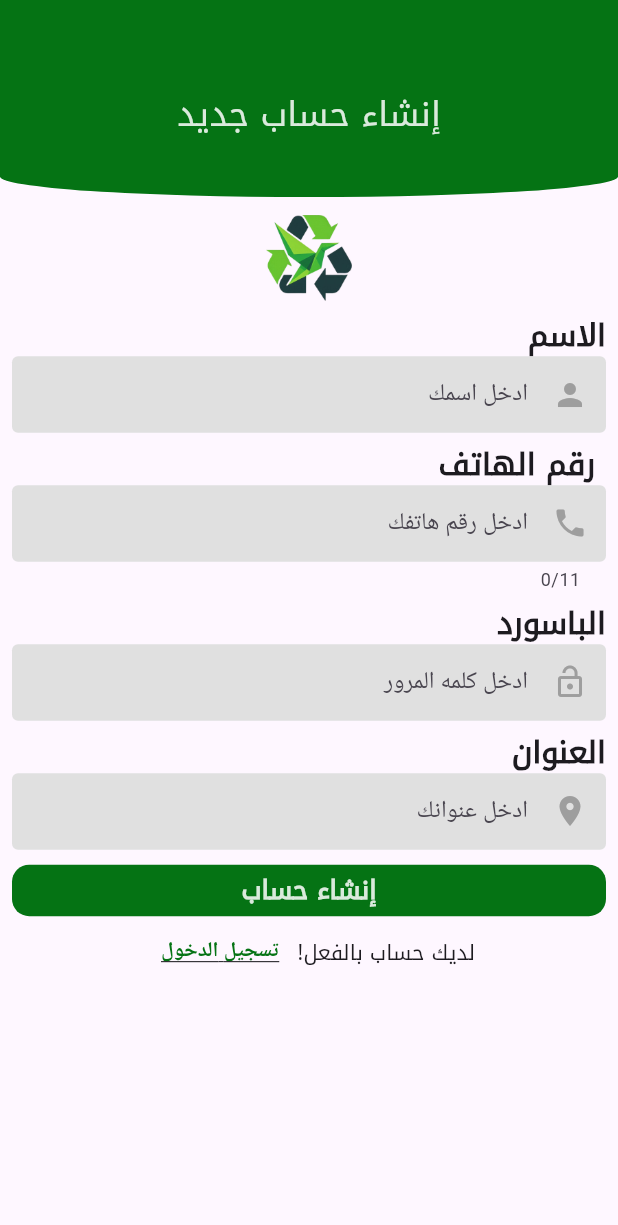
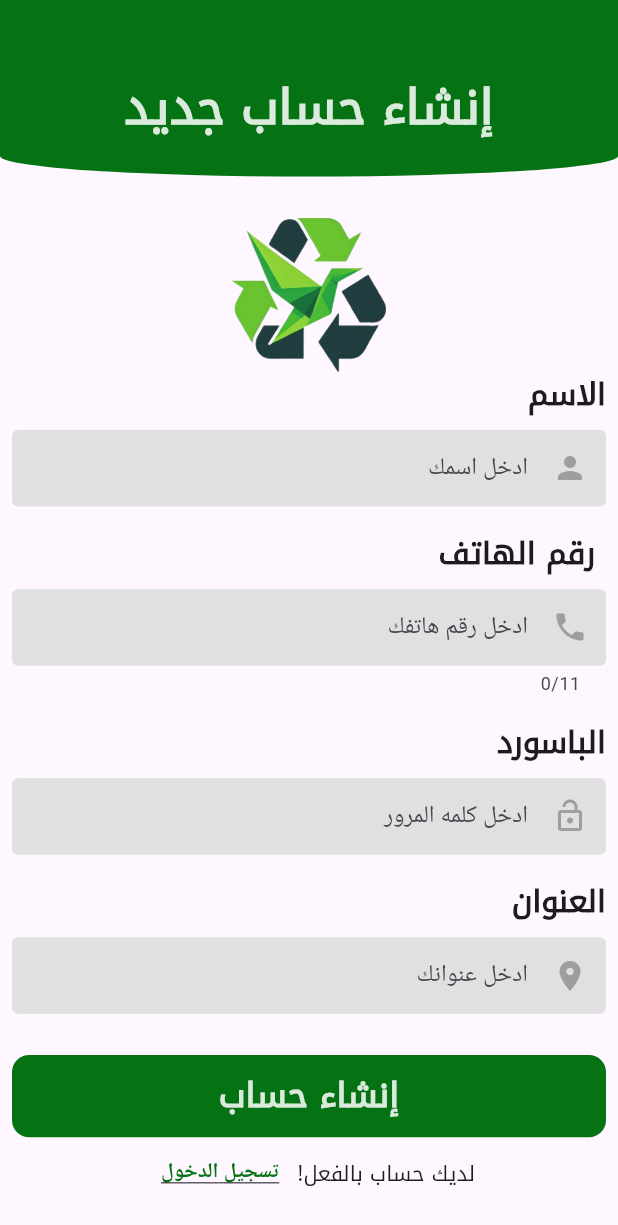
Before and after one commit to salahsaads/Origami_app-main, a Flutter app: the LoginScreen screen opened directly, after a tap on "تسجيل الدخول", after a tap on "إنشاء حساب جديد", on a phone screen of 412 x 824 dp. Shown: the top 1225 px of the screen. Run offline on Flutter 3.47's test engine with Material 3 defaults, Android fonts, the light colour scheme and no system bars; our stand-ins replace animated_splash_screen, awesome_dialog, bloc, cached_network_image, cloud_firestore, device_preview and 8 more; missing offline and left inert: encrypt, wolt_modal_sheet; accounts and stored records are empty; project files that could hold a hidden picture were left out.

Commit message:
adding responsive to authndication view

```diff
--- a/lib/core/widgets/custom_button.dart
+++ b/lib/core/widgets/custom_button.dart
@@ -16,7 +16,8 @@ class CustomButton extends StatelessWidget {
       onTap: ontap,
       child: Container(
         width: MediaQuery.sizeOf(context).width,
-        height: 30.w,
+        // height: 45.h,
+        height: MediaQuery.sizeOf(context).height / 15,
         decoration: BoxDecoration(
             color: kPrimarycolor,
             borderRadius: BorderRadius.circular(
@@ -26,7 +27,7 @@ class CustomButton extends StatelessWidget {
             child: Text(
           text,
           style: TextStyle(
-              fontSize: 15.sp,
+              fontSize: 20.sp,
               fontFamily: 'NotoKufiArabic',
               fontWeight: FontWeight.bold,
               color: kSecondarycolor),
--- a/lib/core/widgets/custom_itrro_appbar.dart
+++ b/lib/core/widgets/custom_itrro_appbar.dart
@@ -12,7 +12,7 @@ class CustomIntoAppbar extends StatelessWidget {
   @override
   Widget build(BuildContext context) {
     return Container(
-      height: 110.h,
+      height: MediaQuery.sizeOf(context).height / 7,
       width: MediaQuery.sizeOf(context).width,
       decoration: const BoxDecoration(
         color: kPrimarycolor,
@@ -24,14 +24,18 @@ class CustomIntoAppbar extends StatelessWidget {
       child: Column(
         children: [
           SizedBox(
-            height: 50.h,
+            height: MediaQuery.sizeOf(context).height / 17,
           ),
           Text(
             text!,
             style: TextStyle(
-                fontSize: 20.sp,
+                fontSize: 28.sp,
                 color: kSecondarycolor,
-                fontFamily: 'NotoKufiArabic'),
+                fontFamily: 'NotoKufiArabic',
+                fontWeight: FontWeight.w600),
+          ),
+          SizedBox(
+            height: MediaQuery.sizeOf(context).height / 100,
           ),
         ],
       ),
--- a/lib/core/widgets/custom_textfield.dart
+++ b/lib/core/widgets/custom_textfield.dart
@@ -40,6 +40,7 @@ class CustomTextField extends StatelessWidget {
                 fontWeight: FontWeight.w600,
               ),
             ),
+            SizedBox(height: 8.h),
             !obscure
                 ? TextFormField(
                     obscureText: obscure,
--- a/lib/features/auth/presentation/view/login_view.dart
+++ b/lib/features/auth/presentation/view/login_view.dart
@@ -57,11 +57,14 @@ class _LoginScreenState extends State<LoginScreen> {
                     text: "مرحبا بك",
                   ),
                   SizedBox(
-                    height: 10.h,
+                    height: MediaQuery.of(context).size.height / 20,
                   ),
                   Image.asset(
                     'assets/images/logo.png',
-                    width: 50.w,
+                    width: MediaQuery.of(context).size.width / 3,
+                  ),
+                  SizedBox(
+                    height: MediaQuery.of(context).size.height / 40,
                   ),
                   Form(
                       key: formstate,
@@ -79,7 +82,7 @@ class _LoginScreenState extends State<LoginScreen> {
                               maxLength: 11,
                             ),
                             SizedBox(
-                              height: 10.h,
+                              height: MediaQuery.of(context).size.height / 50,
                             ),
                             CustomTextField(
                               obscure: true,
@@ -89,7 +92,7 @@ class _LoginScreenState extends State<LoginScreen> {
                               controller: _passwordController,
                             ),
                             SizedBox(
-                              height: 20.h,
+                              height: MediaQuery.of(context).size.height / 35,
                             ),
                             CustomButton(
                               ontap: () async {
@@ -142,7 +145,10 @@ class _LoginScreenState extends State<LoginScreen> {
                             )
                           ],
                         ),
-                      ))
+                      )),
+                  SizedBox(
+                    height: MediaQuery.of(context).size.height / 35,
+                  ),
                 ],
               ),
             ),
--- a/lib/features/auth/presentation/view/register_view.dart
+++ b/lib/features/auth/presentation/view/register_view.dart
@@ -26,32 +26,21 @@ class RegisterScreen extends StatelessWidget {
           }
         },
         child: Scaffold(
-          body: RegisterBody(),
-        ));
-  }
-}
-
-class RegisterBody extends StatelessWidget {
-  const RegisterBody({
-    super.key,
-  });
-
-  @override
-  Widget build(BuildContext context) {
-    return SingleChildScrollView(
+            body: SingleChildScrollView(
           child: Column(
             children: [
               const CustomIntoAppbar(text: 'إنشاء حساب جديد'),
               SizedBox(
-            height: 10.h,
+                height: MediaQuery.of(context).size.height / 30,
               ),
               Image.asset(
                 'assets/images/logo.png',
-            width: 50.w,
+                width: MediaQuery.of(context).size.width / 3,
+                height: MediaQuery.of(context).size.width / 4,
               ),
               const RegisterForm()
             ],
           ),
-    );
+        )));
   }
 }
--- a/lib/features/auth/presentation/view/widgets/register_form.dart
+++ b/lib/features/auth/presentation/view/widgets/register_form.dart
@@ -45,7 +45,7 @@ class _RegisterFormState extends State<RegisterForm> {
     return Form(
       key: form,
       child: Padding(
-        padding: const EdgeInsets.all(8.0),
+        padding: const EdgeInsets.symmetric(horizontal: 8.0),
         child: Column(
           children: [
             CustomTextField(
@@ -56,7 +56,7 @@ class _RegisterFormState extends State<RegisterForm> {
               controller: name,
             ),
             SizedBox(
-              height: 5.h,
+              height: MediaQuery.of(context).size.height / 50,
             ),
             CustomTextField(
               obscure: false,
@@ -68,7 +68,7 @@ class _RegisterFormState extends State<RegisterForm> {
               maxLength: 11,
             ),
             SizedBox(
-              height: 5.h,
+              height: MediaQuery.of(context).size.height / 50,
             ),
             CustomTextField(
               obscure: true,
@@ -78,7 +78,7 @@ class _RegisterFormState extends State<RegisterForm> {
               controller: pass,
             ),
             SizedBox(
-              height: 5.h,
+              height: MediaQuery.of(context).size.height / 50,
             ),
             CustomTextField(
               obscure: false,
@@ -87,8 +87,8 @@ class _RegisterFormState extends State<RegisterForm> {
               icon: Icons.location_on,
               controller: location_on,
             ),
-            const SizedBox(
-              height: 10,
+            SizedBox(
+              height: MediaQuery.of(context).size.height / 30,
             ),
             CustomButton(
               ontap: () async {
```
Lines whose indentation alone changed are shown as unchanged.
